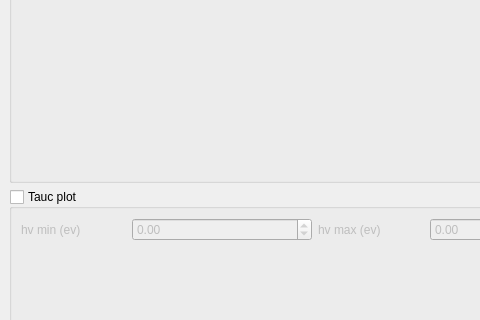
SarthakJariwala/Python_GUI_apps, file PythonGUI_apps/UV_Vis_analysis/uv_vis_analysis_gui.ui: the form before one commit; both pictures show x 0 to 480 and y 275 to 595 of the 742 by 924 pixel window.
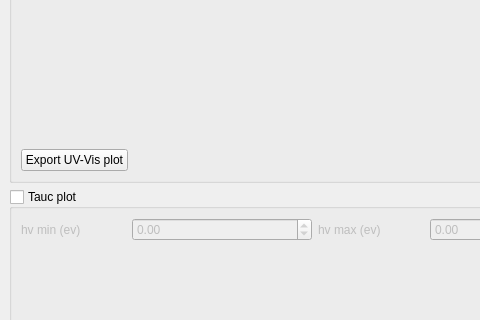
The form after the commit.

Commit message: added uv_vis export

```diff
--- a/PythonGUI_apps/UV_Vis_analysis/uv_vis_analysis_gui.ui
+++ b/PythonGUI_apps/UV_Vis_analysis/uv_vis_analysis_gui.ui
@@ -50,6 +50,13 @@
          <layout class="QGridLayout" name="gridLayout"/>
         </widget>
        </item>
+       <item alignment="Qt::AlignLeft">
+        <widget class="QPushButton" name="export_uv_vis_pushButton">
+         <property name="text">
+          <string>Export UV-Vis plot</string>
+         </property>
+        </widget>
+       </item>
       </layout>
      </widget>
     </item>
```
The commit also changes 3 other files.
